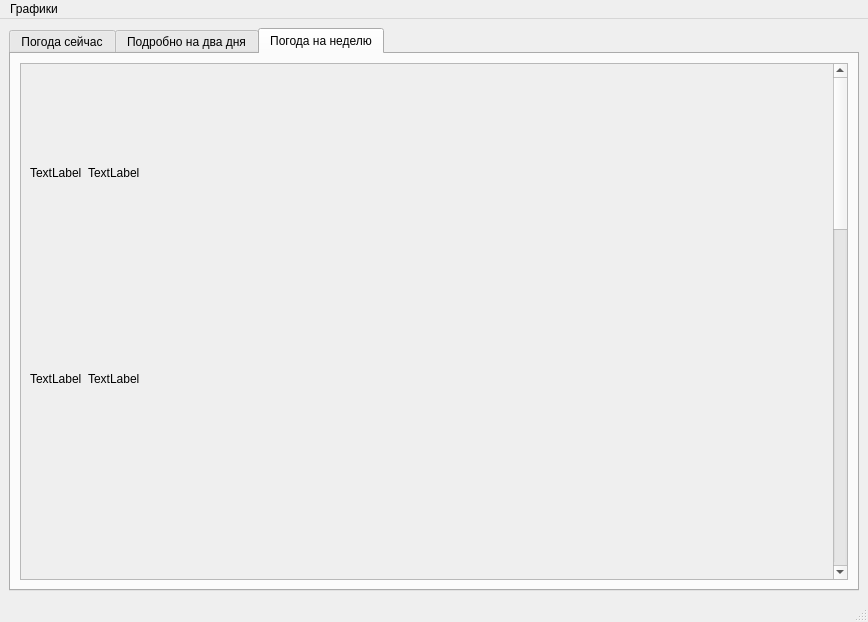
The window that form.ui (pAVlicSim/weather_PySide6) describes before a commit, drawn with Qt 5.
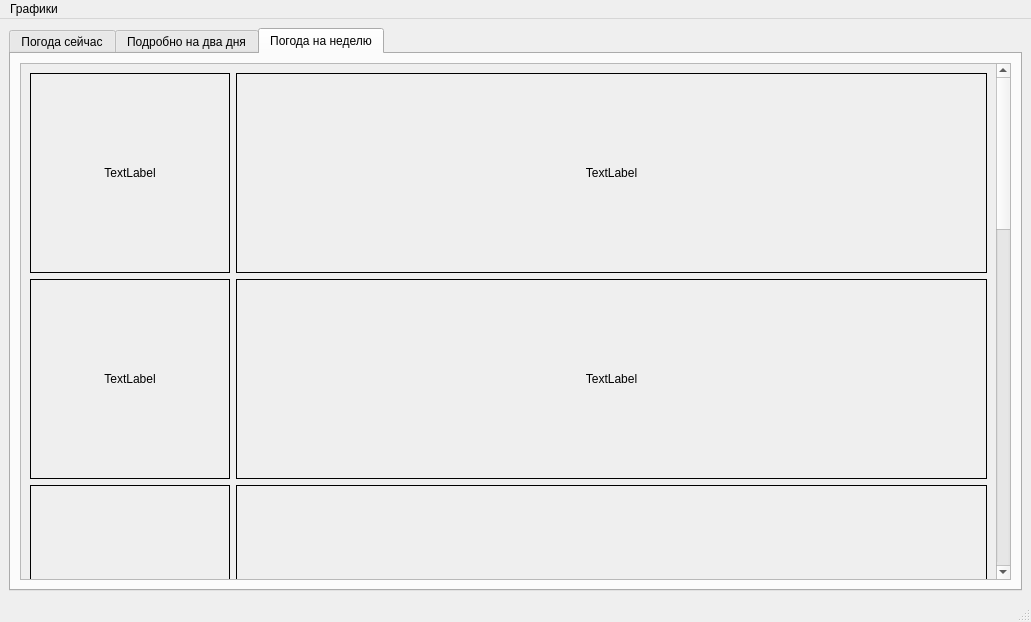
The same window after the commit.

```diff
--- a/form.ui
+++ b/form.ui
@@ -6,7 +6,7 @@
    <rect>
     <x>0</x>
     <y>0</y>
-    <width>868</width>
+    <width>1031</width>
     <height>622</height>
    </rect>
   </property>
@@ -203,7 +203,8 @@
              </attribute>
              <layout class="QHBoxLayout" name="horizontalLayout_6">
                  <item>
-                     <layout class="QVBoxLayout" name="verticalLayout_3">
+                     <layout class="QVBoxLayout" name="verticalLayout_3"/>
+                 </item>
                          <item>
                              <widget class="QScrollArea" name="scrollArea_2">
                                  <property name="widgetResizable">
@@ -213,125 +214,225 @@
                                      <property name="geometry">
                                          <rect>
                                              <x>0</x>
-                                             <y>0</y>
-                                             <width>810</width>
+                                     <y>-1180</y>
+                                     <width>967</width>
                                              <height>1662</height>
                                          </rect>
                                      </property>
                                      <layout class="QVBoxLayout" name="verticalLayout_4">
                                          <item>
                                              <layout class="QGridLayout" name="gridLayout" columnstretch="0,1"
-                                                     rowminimumheight="200,200,200,200,200,200,200,200">
+                                             rowminimumheight="200,200,200,200,200,200,200,200"
+                                             columnminimumwidth="200,0">
                                                  <item row="3" column="1">
-                                                     <widget class="QLabel" name="label_8">
+                                             <widget class="QLabel" name="label_3">
+                                                 <property name="frameShape">
+                                                     <enum>QFrame::Box</enum>
+                                                 </property>
                                                          <property name="text">
                                                              <string>TextLabel</string>
                                                          </property>
+                                                 <property name="alignment">
+                                                     <set>Qt::AlignCenter</set>
+                                                 </property>
                                                      </widget>
                                                  </item>
                                                  <item row="6" column="0">
-                                                     <widget class="QLabel" name="label_13">
+                                             <widget class="QLabel" name="icon_6">
+                                                 <property name="frameShape">
+                                                     <enum>QFrame::Box</enum>
+                                                 </property>
                                                          <property name="text">
                                                              <string>TextLabel</string>
                                                          </property>
+                                                 <property name="alignment">
+                                                     <set>Qt::AlignCenter</set>
+                                                 </property>
                                                      </widget>
                                                  </item>
                                                  <item row="4" column="1">
-                                                     <widget class="QLabel" name="label_10">
+                                             <widget class="QLabel" name="label_4">
+                                                 <property name="frameShape">
+                                                     <enum>QFrame::Box</enum>
+                                                 </property>
                                                          <property name="text">
                                                              <string>TextLabel</string>
                                                          </property>
+                                                 <property name="alignment">
+                                                     <set>Qt::AlignCenter</set>
+                                                 </property>
                                                      </widget>
                                                  </item>
                                                  <item row="2" column="1">
-                                                     <widget class="QLabel" name="label_6">
+                                             <widget class="QLabel" name="label_2">
+                                                 <property name="frameShape">
+                                                     <enum>QFrame::Box</enum>
+                                                 </property>
                                                          <property name="text">
                                                              <string>TextLabel</string>
                                                          </property>
+                                                 <property name="alignment">
+                                                     <set>Qt::AlignCenter</set>
+                                                 </property>
                                                      </widget>
                                                  </item>
                                                  <item row="1" column="1">
-                                                     <widget class="QLabel" name="label_4">
+                                             <widget class="QLabel" name="label_1">
+                                                 <property name="frameShape">
+                                                     <enum>QFrame::Box</enum>
+                                                 </property>
+                                                 <property name="frameShadow">
+                                                     <enum>QFrame::Plain</enum>
+                                                 </property>
                                                          <property name="text">
                                                              <string>TextLabel</string>
                                                          </property>
+                                                 <property name="alignment">
+                                                     <set>Qt::AlignCenter</set>
+                                                 </property>
                                                      </widget>
                                                  </item>
                                                  <item row="0" column="1">
-                                                     <widget class="QLabel" name="label_2">
+                                             <widget class="QLabel" name="label_0">
+                                                 <property name="frameShape">
+                                                     <enum>QFrame::Box</enum>
+                                                 </property>
                                                          <property name="text">
                                                              <string>TextLabel</string>
                                                          </property>
+                                                 <property name="alignment">
+                                                     <set>Qt::AlignCenter</set>
+                                                 </property>
                                                      </widget>
                                                  </item>
                                                  <item row="1" column="0">
-                                                     <widget class="QLabel" name="label_3">
+                                             <widget class="QLabel" name="icon_1">
+                                                 <property name="frameShape">
+                                                     <enum>QFrame::Box</enum>
+                                                 </property>
                                                          <property name="text">
                                                              <string>TextLabel</string>
                                                          </property>
+                                                 <property name="alignment">
+                                                     <set>Qt::AlignCenter</set>
+                                                 </property>
                                                      </widget>
                                                  </item>
                                                  <item row="5" column="1">
-                                                     <widget class="QLabel" name="label_12">
+                                             <widget class="QLabel" name="label_5">
+                                                 <property name="frameShape">
+                                                     <enum>QFrame::Box</enum>
+                                                 </property>
                                                          <property name="text">
                                                              <string>TextLabel</string>
                                                          </property>
+                                                 <property name="alignment">
+                                                     <set>Qt::AlignCenter</set>
+                                                 </property>
                                                      </widget>
                                                  </item>
                                                  <item row="3" column="0">
-                                                     <widget class="QLabel" name="label_7">
+                                             <widget class="QLabel" name="icon_3">
+                                                 <property name="frameShape">
+                                                     <enum>QFrame::Box</enum>
+                                                 </property>
                                                          <property name="text">
                                                              <string>TextLabel</string>
                                                          </property>
+                                                 <property name="alignment">
+                                                     <set>Qt::AlignCenter</set>
+                                                 </property>
                                                      </widget>
                                                  </item>
                                                  <item row="5" column="0">
-                                                     <widget class="QLabel" name="label_11">
+                                             <widget class="QLabel" name="icon_5">
+                                                 <property name="frameShape">
+                                                     <enum>QFrame::Box</enum>
+                                                 </property>
                                                          <property name="text">
                                                              <string>TextLabel</string>
                                                          </property>
+                                                 <property name="alignment">
+                                                     <set>Qt::AlignCenter</set>
+                                                 </property>
                                                      </widget>
                                                  </item>
                                                  <item row="6" column="1">
-                                                     <widget class="QLabel" name="label_14">
+                                             <widget class="QLabel" name="label_6">
+                                                 <property name="frameShape">
+                                                     <enum>QFrame::Box</enum>
+                                                 </property>
                                                          <property name="text">
                                                              <string>TextLabel</string>
                                                          </property>
+                                                 <property name="alignment">
+                                                     <set>Qt::AlignCenter</set>
+                                                 </property>
                                                      </widget>
                                                  </item>
                                                  <item row="2" column="0">
-                                                     <widget class="QLabel" name="label_5">
+                                             <widget class="QLabel" name="icon_2">
+                                                 <property name="frameShape">
+                                                     <enum>QFrame::Box</enum>
+                                                 </property>
                                                          <property name="text">
                                                              <string>TextLabel</string>
                                                          </property>
+                                                 <property name="alignment">
+                                                     <set>Qt::AlignCenter</set>
+                                                 </property>
                                                      </widget>
                                                  </item>
                                                  <item row="0" column="0">
-                                                     <widget class="QLabel" name="label">
+                                             <widget class="QLabel" name="icon_0">
+                                                 <property name="frameShape">
+                                                     <enum>QFrame::Box</enum>
+                                                 </property>
                                                          <property name="text">
                                                              <string>TextLabel</string>
                                                          </property>
+                                                 <property name="alignment">
+                                                     <set>Qt::AlignCenter</set>
+                                                 </property>
                                                      </widget>
                                                  </item>
                                                  <item row="4" column="0">
-                                                     <widget class="QLabel" name="label_9">
+                                             <widget class="QLabel" name="icon_4">
+                                                 <property name="frameShape">
+                                                     <enum>QFrame::Box</enum>
+                                                 </property>
                                                          <property name="text">
                                                              <string>TextLabel</string>
                                                          </property>
+                                                 <property name="alignment">
+                                                     <set>Qt::AlignCenter</set>
+                                                 </property>
                                                      </widget>
                                                  </item>
                                                  <item row="7" column="0">
-                                                     <widget class="QLabel" name="label_15">
+                                             <widget class="QLabel" name="icon_7">
+                                                 <property name="frameShape">
+                                                     <enum>QFrame::Box</enum>
+                                                 </property>
                                                          <property name="text">
                                                              <string>TextLabel</string>
                                                          </property>
+                                                 <property name="alignment">
+                                                     <set>Qt::AlignCenter</set>
+                                                 </property>
                                                      </widget>
                                                  </item>
                                                  <item row="7" column="1">
-                                                     <widget class="QLabel" name="label_16">
+                                             <widget class="QLabel" name="label_7">
+                                                 <property name="frameShape">
+                                                     <enum>QFrame::Box</enum>
+                                                 </property>
                                                          <property name="text">
                                                              <string>TextLabel</string>
                                                          </property>
+                                                 <property name="alignment">
+                                                     <set>Qt::AlignCenter</set>
+                                                 </property>
                                                      </widget>
                                                  </item>
                                              </layout>
@@ -339,8 +440,6 @@
                                      </layout>
                                  </widget>
                              </widget>
-                         </item>
-         </layout>
         </item>
        </layout>
       </widget>
@@ -353,7 +452,7 @@
     <rect>
      <x>0</x>
      <y>0</y>
-     <width>868</width>
+        <width>1031</width>
      <height>31</height>
     </rect>
    </property>
```
Lines whose indentation alone changed are shown as unchanged.
